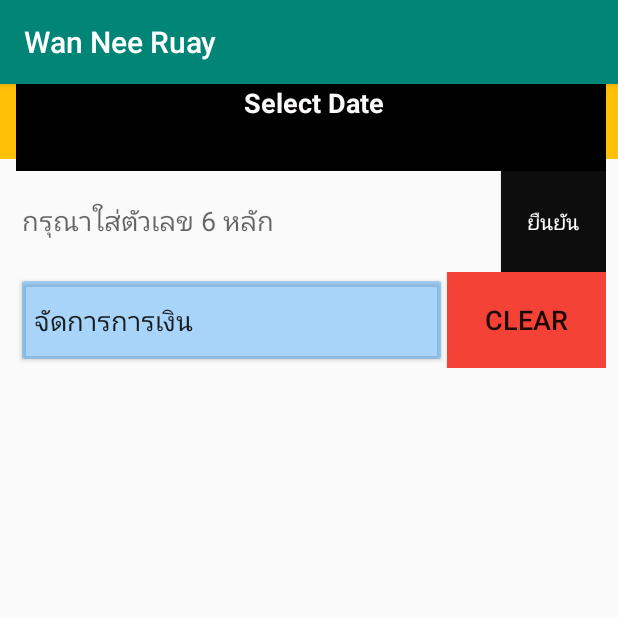
After one commit to hiiamtin/WanNeeRuayApp, an Android app: the History screen opened directly, with no data from a screen before it, on a phone screen of 412 x 824 dp, the top half of it. The commit adds this screen. Run offline under Robolectric (Android 15) with nearby library versions, the phone set to English and light mode, and no system bars.

Commit message:
bow and her history page
UI history page 1

```diff
--- a/mobile/src/main/AndroidManifest.xml
+++ b/mobile/src/main/AndroidManifest.xml
@@ -9,7 +9,8 @@
         android:roundIcon="@mipmap/ic_launcher_round"
         android:supportsRtl="true"
         android:theme="@style/AppTheme">
-        <activity android:name=".Random"></activity>
+        <activity android:name=".History"></activity>
+        <activity android:name=".Random" />
         <activity android:name=".Statistic" />
         <activity android:name=".Menu">
             <intent-filter>
--- /dev/null
+++ b/mobile/src/main/java/com/wanneeruay/wanneeruay/History.java
@@ -0,0 +1,13 @@
+package com.wanneeruay.wanneeruay;
+
+import android.support.v7.app.AppCompatActivity;
+import android.os.Bundle;
+
+public class History extends AppCompatActivity {
+
+    @Override
+    protected void onCreate(Bundle savedInstanceState) {
+        super.onCreate(savedInstanceState);
+        setContentView(R.layout.activity_history);
+    }
+}
--- /dev/null
+++ b/mobile/src/main/res/layout/activity_history.xml
@@ -0,0 +1,150 @@
+<?xml version="1.0" encoding="utf-8"?>
+<android.support.constraint.ConstraintLayout xmlns:android="http://schemas.android.com/apk/res/android"
+    xmlns:app="http://schemas.android.com/apk/res-auto"
+    xmlns:tools="http://schemas.android.com/tools"
+    android:layout_width="match_parent"
+    android:layout_height="match_parent"
+    tools:context=".History">
+
+    <LinearLayout
+        android:id="@+id/status_top"
+        android:layout_width="match_parent"
+        android:layout_height="50dp"
+        android:background="#FFC107"
+        android:gravity="start|fill_vertical"
+        android:orientation="horizontal"
+        android:visibility="visible"
+        app:layout_constraintEnd_toEndOf="parent"
+        app:layout_constraintStart_toStartOf="parent"
+        app:layout_constraintTop_toTopOf="parent"
+        tools:visibility="visible">
+
+        <Button
+            android:id="@+id/back_bt"
+            android:layout_width="wrap_content"
+            android:layout_height="wrap_content"
+            android:background="?attr/actionModeCloseDrawable"
+            android:backgroundTint="#FFC107" />
+
+    </LinearLayout>
+
+    <TextView
+        android:id="@+id/history_text"
+        android:layout_width="wrap_content"
+        android:layout_height="27dp"
+        android:layout_marginStart="8dp"
+        android:layout_marginBottom="8dp"
+        android:fontFamily="sans-serif-black"
+        android:text="ประวัติการซื้อ"
+        android:textSize="18sp"
+        android:textStyle="bold"
+        android:typeface="normal"
+        app:layout_constraintBottom_toBottomOf="@+id/status_top"
+        app:layout_constraintEnd_toEndOf="@+id/status_top"
+        app:layout_constraintStart_toStartOf="@+id/status_top"
+        app:layout_constraintTop_toTopOf="parent" />
+
+    <LinearLayout
+        android:layout_width="393dp"
+        android:layout_height="197dp"
+        android:layout_marginStart="8dp"
+        android:layout_marginEnd="8dp"
+        android:orientation="vertical"
+        app:layout_constraintEnd_toEndOf="parent"
+        app:layout_constraintHorizontal_bias="1.0"
+        app:layout_constraintStart_toStartOf="parent"
+        tools:layout_editor_absoluteY="62dp">
+
+        <LinearLayout
+            android:layout_width="405dp"
+            android:layout_height="58dp"
+            android:orientation="horizontal">
+
+            <TextView
+                android:id="@+id/tvDate"
+                android:layout_width="match_parent"
+                android:layout_height="match_parent"
+                android:layout_centerHorizontal="true"
+                android:layout_marginEnd="8dp"
+                android:background="#000000"
+                android:hint="Select Date"
+                android:lineSpacingExtra="8sp"
+                android:text="Select Date"
+                android:textAlignment="center"
+                android:textColor="#FCFAFA"
+                android:textDirection="rtl"
+                android:textSize="18sp"
+                android:textStyle="bold"
+                android:visibility="visible" />
+
+        </LinearLayout>
+
+        <LinearLayout
+            android:layout_width="match_parent"
+            android:layout_height="67dp"
+            android:orientation="horizontal">
+
+            <EditText
+                android:id="@+id/add_lottery"
+                style="@style/Widget.AppCompat.AutoCompleteTextView"
+                android:layout_width="323dp"
+                android:layout_height="61dp"
+                android:backgroundTint="#00131212"
+                android:ems="10"
+                android:fadingEdge="horizontal|vertical"
+                android:hint="กรุณาใส่ตัวเลข 6 หลัก"
+                android:inputType="number"
+                android:lineSpacingExtra="10sp"
+                android:typeface="normal" />
+
+            <Button
+                android:id="@+id/confirm_bt"
+                android:layout_width="63dp"
+                android:layout_height="match_parent"
+                android:layout_weight="1"
+                android:background="#0E0D0D"
+                android:backgroundTint="#0E0D0D"
+                android:text="ยืนยัน"
+                android:textColor="#FFFFFF" />
+        </LinearLayout>
+
+        <LinearLayout
+            android:layout_width="match_parent"
+            android:layout_height="64dp"
+            android:orientation="horizontal">
+
+            <Button
+                android:id="@+id/manage_money_bt"
+                android:layout_width="270dp"
+                android:layout_height="match_parent"
+                android:layout_weight="1"
+                android:backgroundTint="#612196F3"
+                android:text="จัดการการเงิน"
+                android:textAlignment="textStart"
+                android:textSize="18sp" />
+
+            <Button
+                android:id="@+id/clear_bt"
+                android:layout_width="wrap_content"
+                android:layout_height="match_parent"
+                android:layout_weight="1"
+                android:background="#F44336"
+                android:text="CLEAR"
+                android:textSize="18sp" />
+        </LinearLayout>
+
+    </LinearLayout>
+
+    <LinearLayout
+        android:layout_width="395dp"
+        android:layout_height="456dp"
+        android:orientation="vertical"
+        tools:layout_editor_absoluteX="8dp"
+        tools:layout_editor_absoluteY="267dp">
+
+        <ListView
+            android:layout_width="match_parent"
+            android:layout_height="match_parent" />
+    </LinearLayout>
+
+</android.support.constraint.ConstraintLayout>
--- a/mobile/src/main/res/layout/activity_main.xml
+++ b/mobile/src/main/res/layout/activity_main.xml
@@ -21,7 +21,7 @@
     </LinearLayout>
 
     <TextView
-        android:id="@+id/status_top_text"
+        android:id="@+id/history_text"
         android:layout_width="wrap_content"
         android:layout_height="wrap_content"
         android:layout_marginStart="8dp"
--- a/mobile/src/main/res/layout/activity_random.xml
+++ b/mobile/src/main/res/layout/activity_random.xml
@@ -28,9 +28,9 @@
     </LinearLayout>
 
     <TextView
-        android:id="@+id/status_top_text"
+        android:id="@+id/history_text"
         android:layout_width="wrap_content"
-        android:layout_height="wrap_content"
+        android:layout_height="27dp"
         android:layout_marginStart="8dp"
         android:layout_marginBottom="8dp"
         android:fontFamily="sans-serif-black"
--- a/mobile/src/main/res/layout/activity_statistic.xml
+++ b/mobile/src/main/res/layout/activity_statistic.xml
@@ -22,7 +22,7 @@
     </LinearLayout>
 
     <TextView
-        android:id="@+id/status_top_text"
+        android:id="@+id/history_text"
         android:layout_width="wrap_content"
         android:layout_height="wrap_content"
         android:layout_marginStart="8dp"
```
